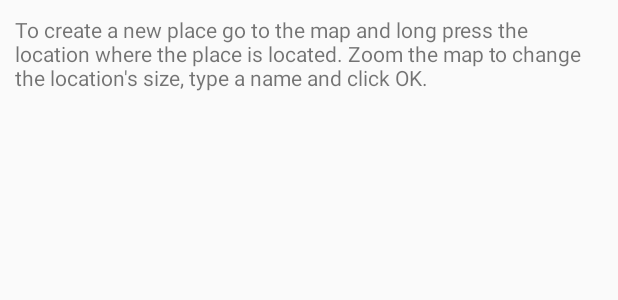
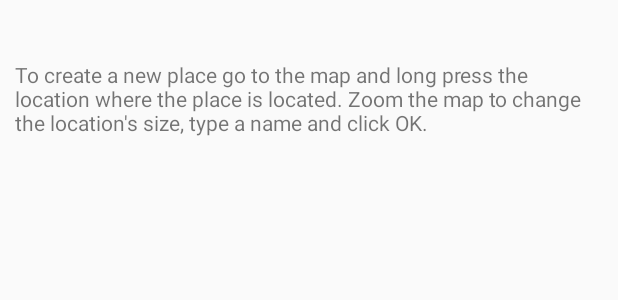
Before and after one commit to TheSoftwareFactory/lokki-android, an Android app: the layout fragment_places.xml on its own in the app's theme, with its tools: preview values and no code run, on a phone screen of 412 x 824 dp. Shown: the top 300 px of the screen. Run offline under Robolectric (Android 15) with nearby library versions, the phone set to English and light mode, and no system bars.

Commit message:
Reverting unintentional changes

```diff
--- a/App/src/main/res/layout/fragment_places.xml
+++ b/App/src/main/res/layout/fragment_places.xml
@@ -7,17 +7,15 @@
     <ListView
         android:id="@+id/listView1"
         android:layout_width="fill_parent"
-        android:layout_height="wrap_content"
-        android:layout_below="@+id/textView1"
-        android:layout_alignParentLeft="true"
-        android:layout_alignParentStart="true" />
+        android:layout_height="wrap_content" />
 
     <TextView
         android:id="@+id/textView1"
+        android:layout_below="@id/listView1"
         android:text="@string/places_how_to_create"
+        android:layout_marginTop="30dp"
         android:padding="10dp"
         android:layout_width="fill_parent"
-        android:layout_height="wrap_content"
-        android:layout_alignParentTop="true" />
+        android:layout_height="wrap_content" />
 
 </RelativeLayout>
```
